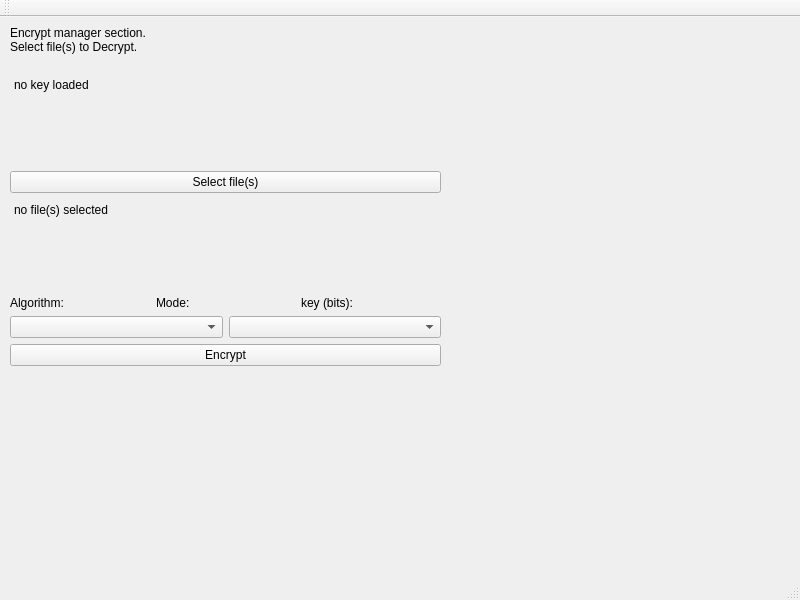
Old version of the form mainwindow.ui in the repository redazzalpha/xkrypt.
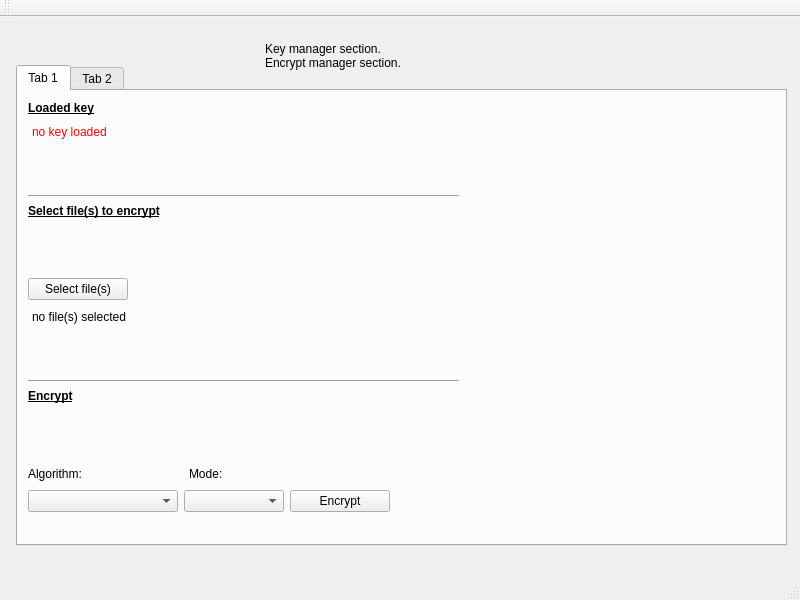
New version of the form. The open tabs and pages were chosen to show the change. Icons and pictures are not drawn.

Diff of the .ui file:
```diff
--- a/mainwindow.ui
+++ b/mainwindow.ui
@@ -478,22 +478,48 @@
      </widget>
     </widget>
     <widget class="QWidget" name="m_pageEnc">
+     <widget class="QTabWidget" name="m_encTab">
+      <property name="geometry">
+       <rect>
+        <x>6</x>
+        <y>39</y>
+        <width>771</width>
+        <height>481</height>
+       </rect>
+      </property>
+      <property name="autoFillBackground">
+       <bool>false</bool>
+      </property>
+      <property name="styleSheet">
+       <string notr="true"/>
+      </property>
+      <property name="currentIndex">
+       <number>0</number>
+      </property>
+      <widget class="QWidget" name="m_encTabFile">
+       <attribute name="title">
+        <string>Tab 1</string>
+       </attribute>
      <widget class="QWidget" name="verticalLayoutWidget_6">
       <property name="geometry">
        <rect>
-        <x>0</x>
-        <y>0</y>
+          <x>10</x>
+          <y>10</y>
         <width>431</width>
-        <height>340</height>
+          <height>411</height>
        </rect>
       </property>
       <layout class="QVBoxLayout" name="vlayout_3">
        <item>
-        <widget class="QLabel" name="m_label_6">
+          <widget class="QLabel" name="label_15">
+           <property name="font">
+            <font>
+             <bold>true</bold>
+             <underline>true</underline>
+            </font>
+           </property>
          <property name="text">
-          <string>Encrypt manager section.
-Select file(s) to Decrypt.
-</string>
+            <string>Loaded key</string>
          </property>
         </widget>
        </item>
@@ -503,7 +529,7 @@
           <bool>false</bool>
          </property>
          <property name="styleSheet">
-          <string notr="true">background-color: rgba(0, 0, 0, 0);</string>
+            <string notr="true">background-color: rgba(0, 0, 0, 0);color:red;</string>
          </property>
          <property name="frameShape">
           <enum>QFrame::NoFrame</enum>
@@ -528,8 +554,47 @@
          </property>
         </widget>
        </item>
+         <item>
+          <widget class="Line" name="line_5">
+           <property name="orientation">
+            <enum>Qt::Horizontal</enum>
+           </property>
+          </widget>
+         </item>
+         <item>
+          <widget class="QLabel" name="m_label_6">
+           <property name="font">
+            <font>
+             <bold>true</bold>
+             <underline>true</underline>
+            </font>
+           </property>
+           <property name="text">
+            <string>Select file(s) to encrypt</string>
+           </property>
+          </widget>
+         </item>
+         <item>
+          <spacer name="spacer_10">
+           <property name="orientation">
+            <enum>Qt::Vertical</enum>
+           </property>
+           <property name="sizeHint" stdset="0">
+            <size>
+             <width>20</width>
+             <height>220</height>
+            </size>
+           </property>
+          </spacer>
+         </item>
        <item>
         <widget class="QPushButton" name="m_encImport">
+           <property name="maximumSize">
+            <size>
+             <width>100</width>
+             <height>16777215</height>
+            </size>
+           </property>
          <property name="text">
           <string>Select file(s)</string>
          </property>
@@ -566,12 +631,57 @@
          </property>
         </widget>
        </item>
+         <item>
+          <widget class="Line" name="line_7">
+           <property name="orientation">
+            <enum>Qt::Horizontal</enum>
+           </property>
+          </widget>
+         </item>
+         <item>
+          <widget class="QLabel" name="label_17">
+           <property name="font">
+            <font>
+             <bold>true</bold>
+             <underline>true</underline>
+            </font>
+           </property>
+           <property name="text">
+            <string>Encrypt</string>
+           </property>
+          </widget>
+         </item>
+         <item>
+          <spacer name="verticalSpacer">
+           <property name="orientation">
+            <enum>Qt::Vertical</enum>
+           </property>
+           <property name="sizeHint" stdset="0">
+            <size>
+             <width>20</width>
+             <height>220</height>
+            </size>
+           </property>
+          </spacer>
+         </item>
        <item>
         <layout class="QVBoxLayout" name="vlayout_4">
          <item>
           <layout class="QHBoxLayout" name="hlayout_3">
            <item>
             <widget class="QLabel" name="label_8">
+               <property name="minimumSize">
+                <size>
+                 <width>155</width>
+                 <height>0</height>
+                </size>
+               </property>
+               <property name="maximumSize">
+                <size>
+                 <width>16777215</width>
+                 <height>16777215</height>
+                </size>
+               </property>
              <property name="text">
               <string>Algorithm:</string>
              </property>
@@ -579,40 +689,123 @@
            </item>
            <item>
             <widget class="QLabel" name="label_9">
+               <property name="minimumSize">
+                <size>
+                 <width>95</width>
+                 <height>0</height>
+                </size>
+               </property>
              <property name="text">
               <string>Mode:</string>
              </property>
             </widget>
            </item>
            <item>
-            <widget class="QLabel" name="label_10">
-             <property name="text">
-              <string>key (bits):</string>
-             </property>
-            </widget>
+              <spacer name="horizontalSpacer_3">
+               <property name="orientation">
+                <enum>Qt::Horizontal</enum>
+               </property>
+               <property name="sizeHint" stdset="0">
+                <size>
+                 <width>30</width>
+                 <height>20</height>
+                </size>
+               </property>
+              </spacer>
            </item>
           </layout>
          </item>
          <item>
           <layout class="QHBoxLayout" name="hlayout_4">
            <item>
-            <widget class="QComboBox" name="m_encAlgs"/>
+              <widget class="QComboBox" name="m_encAlgs">
+               <property name="minimumSize">
+                <size>
+                 <width>150</width>
+                 <height>0</height>
+                </size>
+               </property>
+               <property name="maximumSize">
+                <size>
+                 <width>16777215</width>
+                 <height>16777215</height>
+                </size>
+               </property>
+              </widget>
            </item>
            <item>
-            <widget class="QComboBox" name="m_encModes"/>
-           </item>
-          </layout>
-         </item>
-        </layout>
+              <widget class="QComboBox" name="m_encModes">
+               <property name="minimumSize">
+                <size>
+                 <width>100</width>
+                 <height>0</height>
+                </size>
+               </property>
+               <property name="maximumSize">
+                <size>
+                 <width>16777215</width>
+                 <height>16777215</height>
+                </size>
+               </property>
+              </widget>
        </item>
        <item>
         <widget class="QPushButton" name="m_encEncrypt">
+               <property name="minimumSize">
+                <size>
+                 <width>100</width>
+                 <height>0</height>
+                </size>
+               </property>
+               <property name="maximumSize">
+                <size>
+                 <width>100</width>
+                 <height>16777215</height>
+                </size>
+               </property>
          <property name="text">
           <string>Encrypt</string>
          </property>
         </widget>
        </item>
-      </layout>
+             <item>
+              <spacer name="horizontalSpacer_2">
+               <property name="orientation">
+                <enum>Qt::Horizontal</enum>
+               </property>
+               <property name="sizeHint" stdset="0">
+                <size>
+                 <width>40</width>
+                 <height>20</height>
+                </size>
+               </property>
+              </spacer>
+             </item>
+            </layout>
+           </item>
+          </layout>
+         </item>
+        </layout>
+       </widget>
+      </widget>
+      <widget class="QWidget" name="m_encTabText">
+       <attribute name="title">
+        <string>Tab 2</string>
+       </attribute>
+      </widget>
+     </widget>
+     <widget class="QLabel" name="label_12">
+      <property name="geometry">
+       <rect>
+        <x>250</x>
+        <y>5</y>
+        <width>261</width>
+        <height>51</height>
+       </rect>
+      </property>
+      <property name="text">
+       <string>&lt;td&gt;&lt;img src=:/assets/encrypt.png width=50 height=50/&gt;&lt;/td&gt;&lt;td valign=middle&gt;Key manager section.&lt;br /&gt;Encrypt manager section.&lt;/td&gt;</string>
+      </property>
      </widget>
     </widget>
     <widget class="QWidget" name="m_pageDec">
```
Left out of the diff: 239 changed lines with no effect on the pictures. Lines whose indentation alone changed are shown as unchanged.
